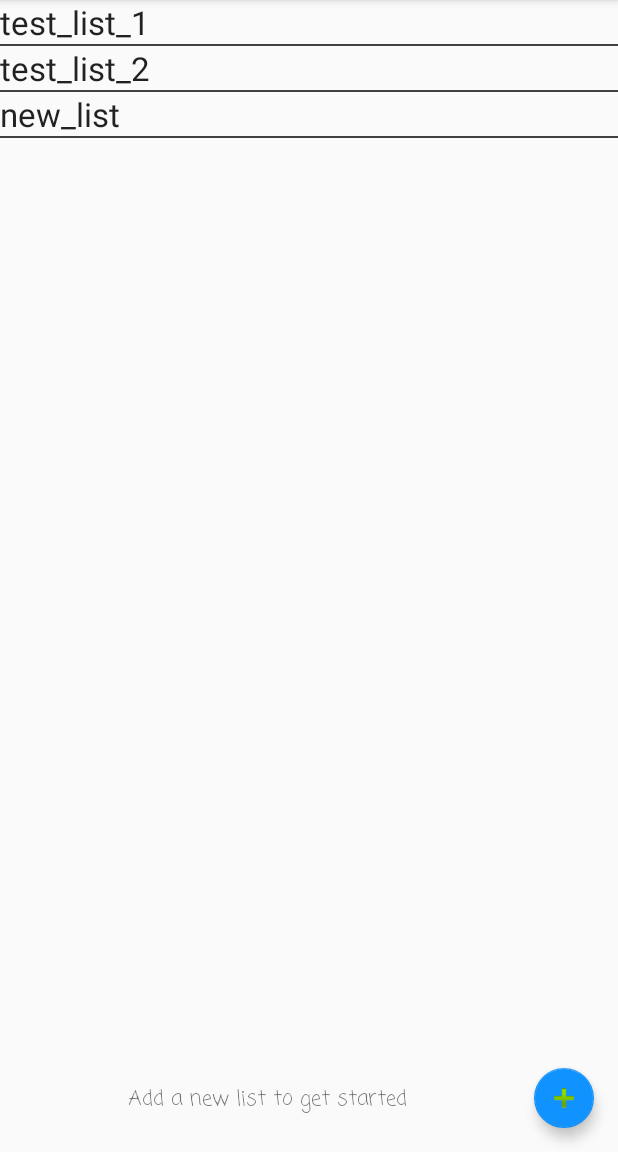
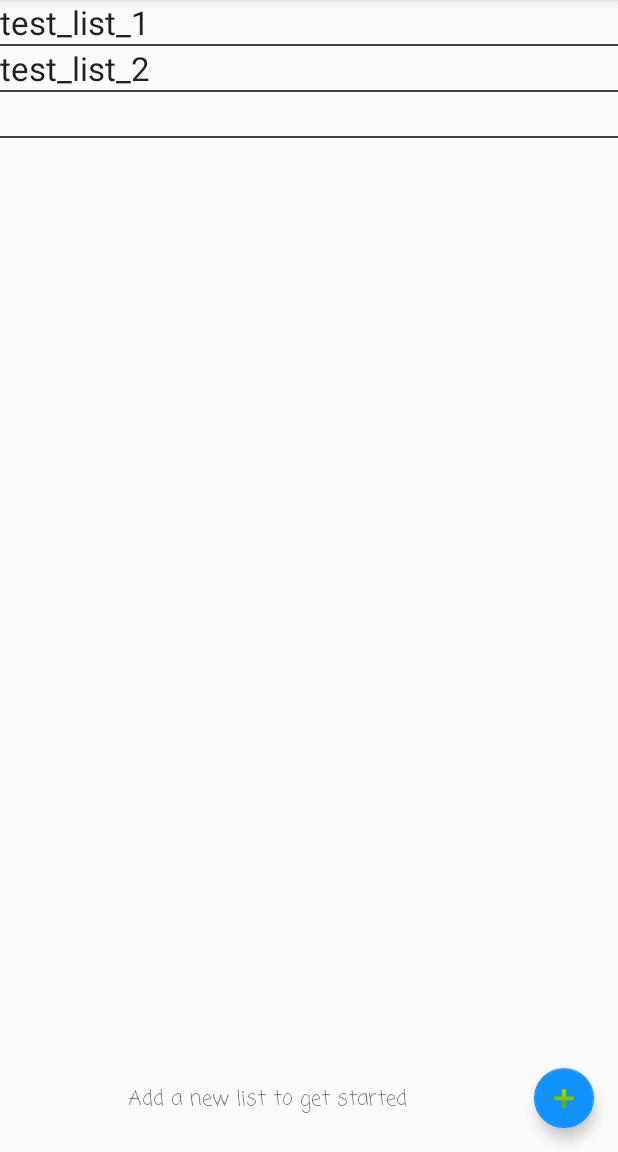
Before and after one commit to quiknlucky/first_andriod_app, an Android app: the NewList screen opened directly, with no data from a screen before it, after a tap on "SAVE", on a phone screen of 412 x 824 dp, the part 84-1236 px from its top. Run offline under Robolectric (Android 15) with nearby library versions, the phone set to English and light mode, and no system bars.

Commit message:
Add reference to editText element to get name of new list

```diff
--- a/app/src/main/java/com/example/nate/second_app/NewList.java
+++ b/app/src/main/java/com/example/nate/second_app/NewList.java
@@ -44,17 +44,22 @@ public class NewList extends AppCompatActivity {
                 return true;
 
             case R.id.action_save:
-                //not sure how to reference text in EditText element
-                //String list_name = getString(R.id.editText);
-                String list_name = "new_list"; //hard coded to test insert
+                //get value from edit box
+                EditText nameEdit = (EditText) findViewById(R.id.editName);
+                String list_name = nameEdit.getText().toString();
                 Log.d("NewList: ", "create list: " + list_name);
+
+                //create list record
                 DBHelper handler = new DBHelper(this);
                 Lists new_list = new Lists();
                 new_list.setName(list_name);
                 Log.d("NewList: ", "calling addNewList");
+                //TODO should wrap this in try catch
                 handler.addNewList(new_list);
                 Log.d("NewList: ", "new list created");
                 Toast.makeText(this, "List Saved!", Toast.LENGTH_SHORT).show();
+
+                //send back to home page
                 Intent intent = new Intent(this, Home.class);
                 startActivity(intent);
                 return true;
--- a/app/src/main/res/layout/activity_new_list.xml
+++ b/app/src/main/res/layout/activity_new_list.xml
@@ -7,7 +7,7 @@
     tools:context="com.example.nate.second_app.NewList">
 
     <EditText
-        android:id="@+id/editText"
+        android:id="@+id/editName"
         android:layout_width="wrap_content"
         android:layout_height="wrap_content"
         android:layout_marginLeft="16dp"
```
